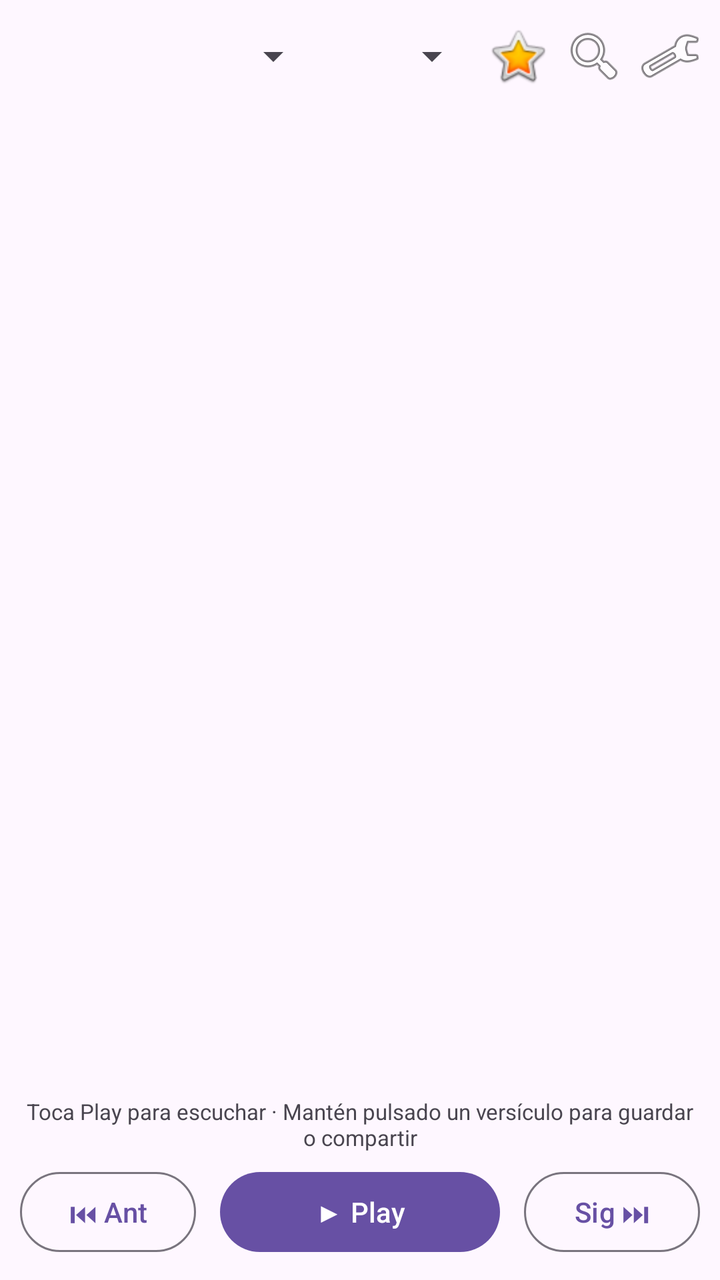
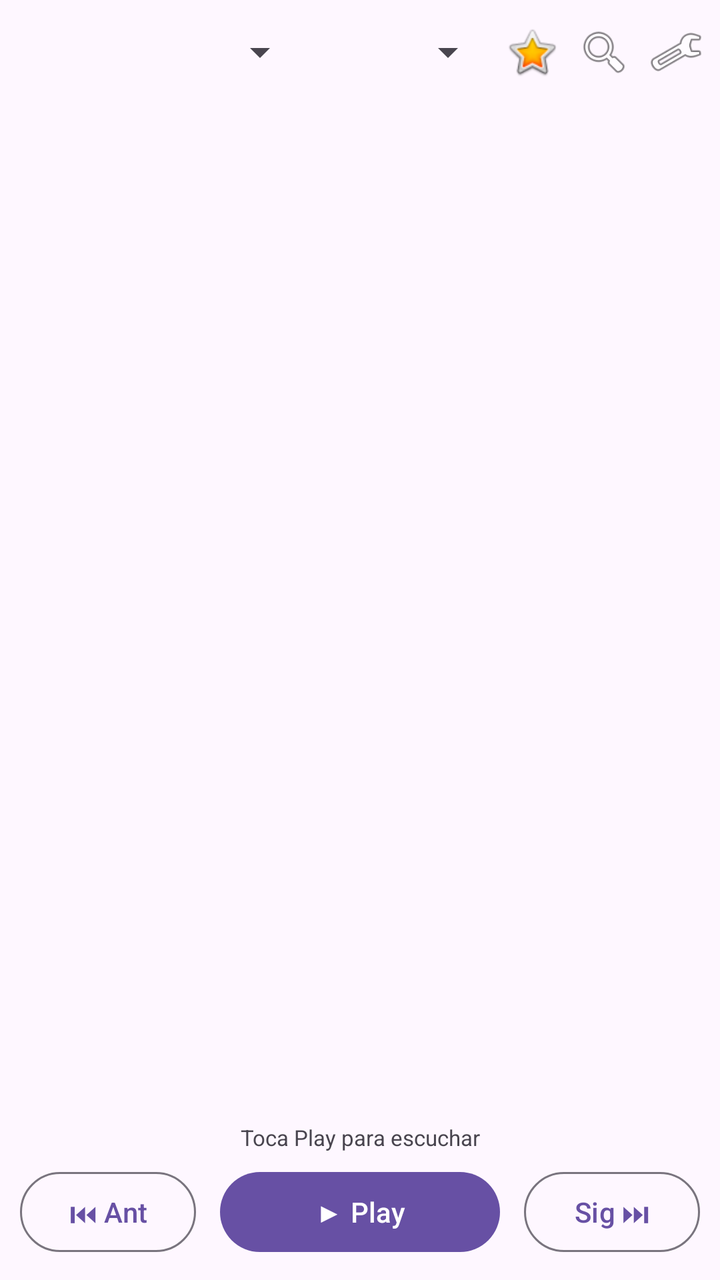

An Android layout rendered at two revisions. The XML below is the earlier revision; the diff shows what the commit changed to produce the second picture.
<!-- AndroidManifest.xml: application theme Theme.Material3.DayNight.NoActionBar -->
<!-- res/layout/activity_main.xml -->
<?xml version="1.0" encoding="utf-8"?>
<LinearLayout xmlns:android="http://schemas.android.com/apk/res/android" android:layout_width="match_parent" android:layout_height="match_parent" android:orientation="vertical" android:fitsSystemWindows="true">
    <LinearLayout android:layout_width="match_parent" android:layout_height="wrap_content" android:orientation="horizontal" android:padding="6dp" android:gravity="center_vertical">
        <Spinner android:id="@+id/spinnerLibro" android:layout_width="0dp" android:layout_height="44dp" android:layout_weight="2" />
        <Spinner android:id="@+id/spinnerCapitulo" android:layout_width="0dp" android:layout_height="44dp" android:layout_weight="1" android:layout_marginStart="2dp" />
        <ImageButton android:id="@+id/btnFavoritos" android:layout_width="38dp" android:layout_height="42dp" android:background="?attr/selectableItemBackgroundBorderless" android:contentDescription="Favoritos" android:src="@android:drawable/btn_star_big_on" />
        <ImageButton android:id="@+id/btnConcordancia" android:layout_width="38dp" android:layout_height="42dp" android:background="?attr/selectableItemBackgroundBorderless" android:contentDescription="Concordancia" android:src="@android:drawable/ic_menu_search" />
        <ImageButton android:id="@+id/btnSettings" android:layout_width="38dp" android:layout_height="42dp" android:background="?attr/selectableItemBackgroundBorderless" android:contentDescription="Ajustes" android:src="@android:drawable/ic_menu_preferences" />
    </LinearLayout>
    <androidx.recyclerview.widget.RecyclerView android:id="@+id/recyclerVersiculos" android:layout_width="match_parent" android:layout_height="0dp" android:layout_weight="1" android:padding="12dp" android:clipToPadding="false" />
    <LinearLayout android:layout_width="match_parent" android:layout_height="wrap_content" android:orientation="vertical" android:padding="10dp">
        <TextView android:id="@+id/tvEstadoLectura" android:layout_width="match_parent" android:layout_height="wrap_content" android:gravity="center" android:text="Toca Play para escuchar · Mantén pulsado un versículo para guardar o compartir" android:textSize="11sp" android:paddingBottom="6dp" />
        <LinearLayout android:layout_width="match_parent" android:layout_height="wrap_content" android:orientation="horizontal" android:gravity="center">
            <Button android:id="@+id/btnAnterior" style="@style/Widget.Material3.Button.OutlinedButton" android:layout_width="wrap_content" android:layout_height="wrap_content" android:text="⏮ Ant" />
            <Button android:id="@+id/btnPlayPause" android:layout_width="140dp" android:layout_height="wrap_content" android:layout_marginHorizontal="12dp" android:text="▶ Play" />
            <Button android:id="@+id/btnSiguiente" style="@style/Widget.Material3.Button.OutlinedButton" android:layout_width="wrap_content" android:layout_height="wrap_content" android:text="Sig ⏭" />
        </LinearLayout>
    </LinearLayout>
</LinearLayout>
<!-- resources referenced by this layout -->
<resources>

</resources>

<!-- the commit's change to res/layout/activity_main.xml (unified diff, before → after) -->
@@ -1,15 +1,15 @@
 <?xml version="1.0" encoding="utf-8"?>
 <LinearLayout xmlns:android="http://schemas.android.com/apk/res/android" android:layout_width="match_parent" android:layout_height="match_parent" android:orientation="vertical" android:fitsSystemWindows="true">
-    <LinearLayout android:layout_width="match_parent" android:layout_height="wrap_content" android:orientation="horizontal" android:padding="6dp" android:gravity="center_vertical">
-        <Spinner android:id="@+id/spinnerLibro" android:layout_width="0dp" android:layout_height="44dp" android:layout_weight="2" />
-        <Spinner android:id="@+id/spinnerCapitulo" android:layout_width="0dp" android:layout_height="44dp" android:layout_weight="1" android:layout_marginStart="2dp" />
-        <ImageButton android:id="@+id/btnFavoritos" android:layout_width="38dp" android:layout_height="42dp" android:background="?attr/selectableItemBackgroundBorderless" android:contentDescription="Favoritos" android:src="@android:drawable/btn_star_big_on" />
-        <ImageButton android:id="@+id/btnConcordancia" android:layout_width="38dp" android:layout_height="42dp" android:background="?attr/selectableItemBackgroundBorderless" android:contentDescription="Concordancia" android:src="@android:drawable/ic_menu_search" />
-        <ImageButton android:id="@+id/btnSettings" android:layout_width="38dp" android:layout_height="42dp" android:background="?attr/selectableItemBackgroundBorderless" android:contentDescription="Ajustes" android:src="@android:drawable/ic_menu_preferences" />
+    <LinearLayout android:layout_width="match_parent" android:layout_height="wrap_content" android:orientation="horizontal" android:padding="4dp" android:gravity="center_vertical">
+        <Spinner android:id="@+id/spinnerLibro" android:layout_width="0dp" android:layout_height="44dp" android:layout_weight="1.6" />
+        <Spinner android:id="@+id/spinnerCapitulo" android:layout_width="0dp" android:layout_height="44dp" android:layout_weight="1" />
+        <ImageButton android:id="@+id/btnFavoritos" android:layout_width="36dp" android:layout_height="42dp" android:padding="4dp" android:scaleType="fitCenter" android:background="?attr/selectableItemBackgroundBorderless" android:contentDescription="Favoritos" android:src="@android:drawable/btn_star_big_on" />
+        <ImageButton android:id="@+id/btnConcordancia" android:layout_width="36dp" android:layout_height="42dp" android:padding="4dp" android:scaleType="fitCenter" android:background="?attr/selectableItemBackgroundBorderless" android:contentDescription="Concordancia" android:src="@android:drawable/ic_menu_search" />
+        <ImageButton android:id="@+id/btnSettings" android:layout_width="36dp" android:layout_height="42dp" android:padding="4dp" android:scaleType="fitCenter" android:background="?attr/selectableItemBackgroundBorderless" android:contentDescription="Ajustes" android:src="@android:drawable/ic_menu_preferences" />
     </LinearLayout>
     <androidx.recyclerview.widget.RecyclerView android:id="@+id/recyclerVersiculos" android:layout_width="match_parent" android:layout_height="0dp" android:layout_weight="1" android:padding="12dp" android:clipToPadding="false" />
     <LinearLayout android:layout_width="match_parent" android:layout_height="wrap_content" android:orientation="vertical" android:padding="10dp">
-        <TextView android:id="@+id/tvEstadoLectura" android:layout_width="match_parent" android:layout_height="wrap_content" android:gravity="center" android:text="Toca Play para escuchar · Mantén pulsado un versículo para guardar o compartir" android:textSize="11sp" android:paddingBottom="6dp" />
+        <TextView android:id="@+id/tvEstadoLectura" android:layout_width="match_parent" android:layout_height="wrap_content" android:gravity="center" android:text="Toca Play para escuchar" android:textSize="11sp" android:paddingBottom="6dp" />
         <LinearLayout android:layout_width="match_parent" android:layout_height="wrap_content" android:orientation="horizontal" android:gravity="center">
             <Button android:id="@+id/btnAnterior" style="@style/Widget.Material3.Button.OutlinedButton" android:layout_width="wrap_content" android:layout_height="wrap_content" android:text="⏮ Ant" />
             <Button android:id="@+id/btnPlayPause" android:layout_width="140dp" android:layout_height="wrap_content" android:layout_marginHorizontal="12dp" android:text="▶ Play" />
